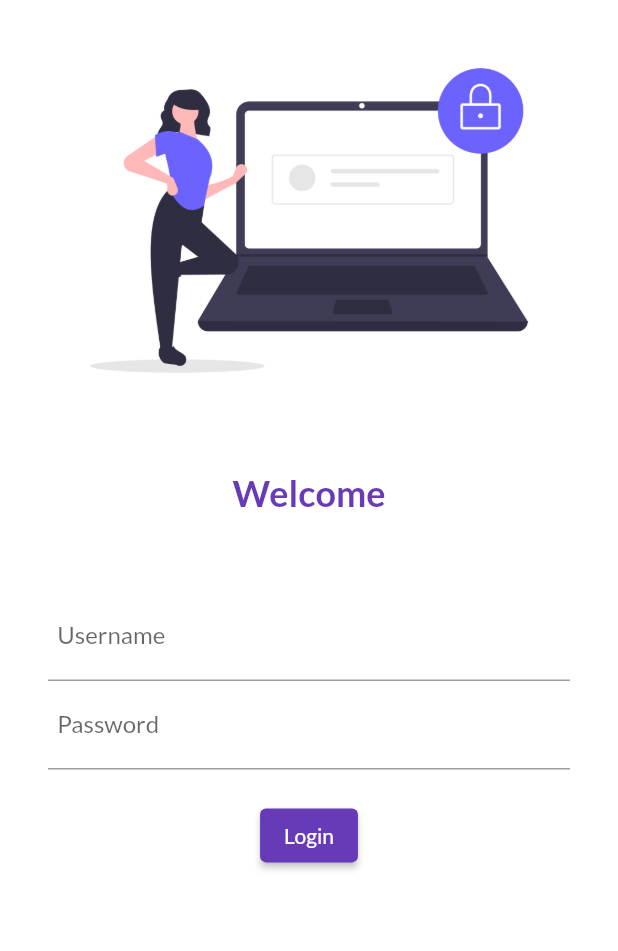
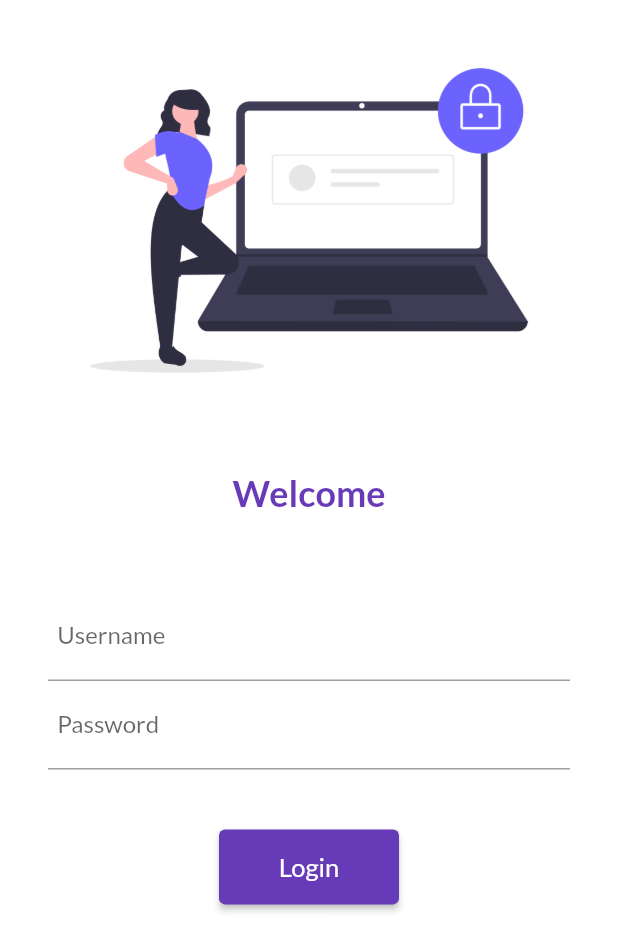
Before and after one commit to ShivkalyanRaja/First_flutter_app, a Flutter app: the screen it shows after launch, on a phone screen of 412 x 824 dp. Shown: the top 951 px of the screen. Run offline on Flutter 3.47's test engine with Material 2 defaults, Android fonts, the phone set to English and light mode, and no system bars; our stand-ins replace google_fonts.

Commit message:
SingleChildScrollView & Navigator(open page)(day5)

```diff
--- a/lib/main.dart
+++ b/lib/main.dart
@@ -1,4 +1,5 @@
 import 'package:flutter/material.dart';
+import 'package:flutter_application_1/util/routes.dart';
 
 import 'pages/home_page.dart';
 import 'pages/login_page.dart';
@@ -23,8 +24,8 @@ class MyApp extends StatelessWidget {
       //initialRoute: "/home",
       routes: {
         "/": (context) => LoginPage(),
-        "/home": (context) => HomePage(),
-        "/login": (context) => LoginPage()
+        MyRoutes.homeRoute: (context) => HomePage(),
+        MyRoutes.loginRoute: (context) => LoginPage()
       },
     );
   }
--- a/lib/pages/login_page.dart
+++ b/lib/pages/login_page.dart
@@ -2,6 +2,7 @@
 
 import 'package:flutter/material.dart';
 import 'package:flutter_application_1/pages/home_page.dart';
+import 'package:flutter_application_1/util/routes.dart';
 
 class LoginPage extends StatelessWidget {
   const LoginPage({super.key});
@@ -10,12 +11,15 @@ class LoginPage extends StatelessWidget {
   Widget build(BuildContext context) {
     return Material(
         color: Colors.white,
+        child: SingleChildScrollView(
           child: Column(
             children: [
               Padding(
                 padding: const EdgeInsets.all(16),
-              child: Image.asset("assets/images/login_image.png",
-                  fit: BoxFit.cover),
+                child: Image.asset(
+                  "assets/images/login_image.png",
+                  fit: BoxFit.cover,
+                ),
               ),
               const SizedBox(
                 height: 20,
@@ -31,7 +35,8 @@ class LoginPage extends StatelessWidget {
                 height: 20,
               ),
               Padding(
-              padding: const EdgeInsets.symmetric(vertical: 32, horizontal: 32),
+                padding:
+                    const EdgeInsets.symmetric(vertical: 32, horizontal: 32),
                 child: Column(
                   children: [
                     TextFormField(
@@ -44,19 +49,22 @@ class LoginPage extends StatelessWidget {
                           hintText: " Enter Password", labelText: "  Password"),
                     ),
                     const SizedBox(
-                    height: 20,
+                      height: 40,
                     ),
                     ElevatedButton(
                         onPressed: () {
-                      print("Hi there");
+                          Navigator.pushNamed(context, MyRoutes.homeRoute);
                         },
-                    style: TextButton.styleFrom(),
-                    child: const Text("Login"),
-                  )
+                        style: TextButton.styleFrom(minimumSize: Size(120, 50)),
+                        child: const Text(
+                          "Login",
+                          style: TextStyle(fontSize: 17),
+                        ))
                   ],
                 ),
               )
             ],
+          ),
         ));
   }
 }
--- /dev/null
+++ b/lib/util/routes.dart
@@ -0,0 +1,4 @@
+class MyRoutes {
+  static String loginRoute = "/login";
+  static String homeRoute = "/home";
+}
```
Lines whose indentation alone changed are shown as unchanged.
